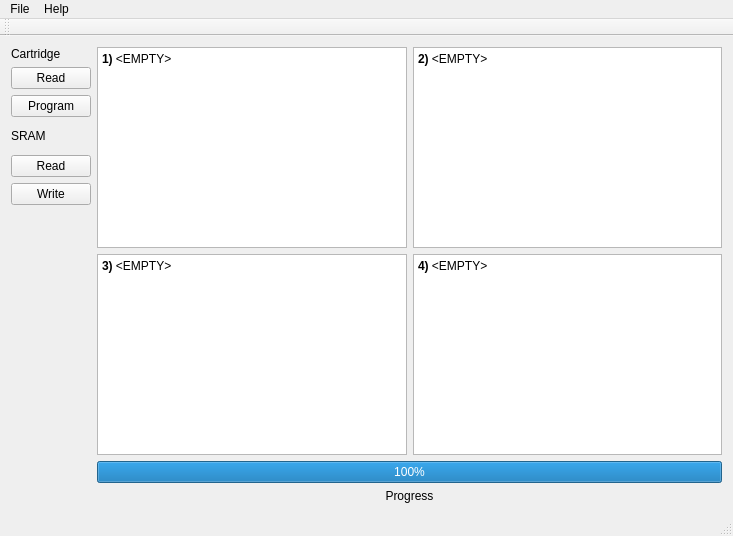
Above: SuperFlashUsb/mainwindow.ui from bazz1tv/SuperFlashUSB before the change. Below: the same form after it.
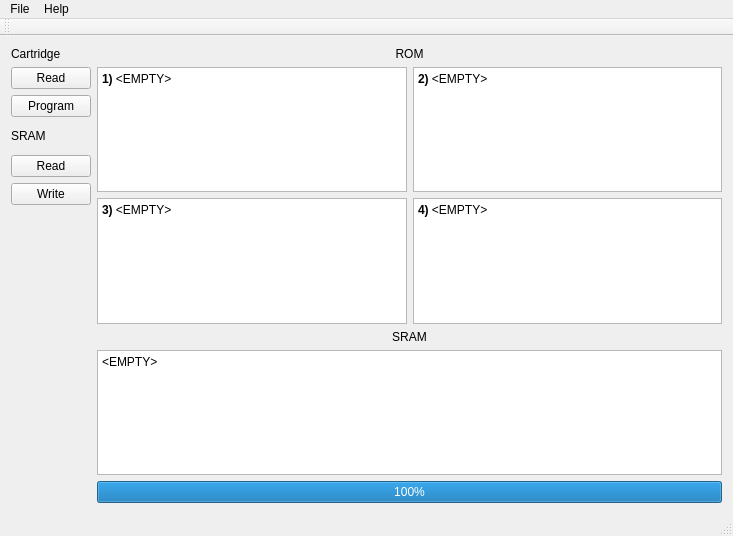
That is the form after the change. Custom widgets are drawn as their Qt base class.

```diff
--- a/SuperFlashUsb/mainwindow.ui
+++ b/SuperFlashUsb/mainwindow.ui
@@ -113,6 +113,16 @@
       <property name="sizeConstraint">
        <enum>QLayout::SetDefaultConstraint</enum>
       </property>
+      <item>
+       <widget class="QLabel" name="label_4">
+        <property name="text">
+         <string>ROM</string>
+        </property>
+        <property name="alignment">
+         <set>Qt::AlignCenter</set>
+        </property>
+       </widget>
+      </item>
       <item>
        <layout class="QHBoxLayout" name="horizontalLayout">
         <property name="spacing">
@@ -216,6 +226,27 @@
         </item>
        </layout>
       </item>
+      <item>
+       <widget class="QLabel" name="label_5">
+        <property name="text">
+         <string>SRAM</string>
+        </property>
+        <property name="alignment">
+         <set>Qt::AlignCenter</set>
+        </property>
+       </widget>
+      </item>
+      <item>
+       <widget class="QTextEdit" name="textEdit">
+        <property name="html">
+         <string>&lt;!DOCTYPE HTML PUBLIC &quot;-//W3C//DTD HTML 4.0//EN&quot; &quot;http://www.w3.org/TR/REC-html40/strict.dtd&quot;&gt;
+&lt;html&gt;&lt;head&gt;&lt;meta name=&quot;qrichtext&quot; content=&quot;1&quot; /&gt;&lt;style type=&quot;text/css&quot;&gt;
+p, li { white-space: pre-wrap; }
+&lt;/style&gt;&lt;/head&gt;&lt;body style=&quot; font-family:'Sans Serif'; font-size:9pt; font-weight:400; font-style:normal;&quot;&gt;
+&lt;p style=&quot; margin-top:0px; margin-bottom:0px; margin-left:0px; margin-right:0px; -qt-block-indent:0; text-indent:0px;&quot;&gt;&amp;lt;EMPTY&amp;gt;&lt;/p&gt;&lt;/body&gt;&lt;/html&gt;</string>
+        </property>
+       </widget>
+      </item>
       <item>
        <widget class="QProgressBar" name="progressBar">
         <property name="value">
@@ -223,16 +254,6 @@
         </property>
        </widget>
       </item>
-      <item>
-       <widget class="QLabel" name="label_3">
-        <property name="text">
-         <string>Progress</string>
-        </property>
-        <property name="alignment">
-         <set>Qt::AlignCenter</set>
-        </property>
-       </widget>
-      </item>
      </layout>
     </item>
    </layout>
```
Left out of the diff: 3 changed lines with no effect on the pictures.
